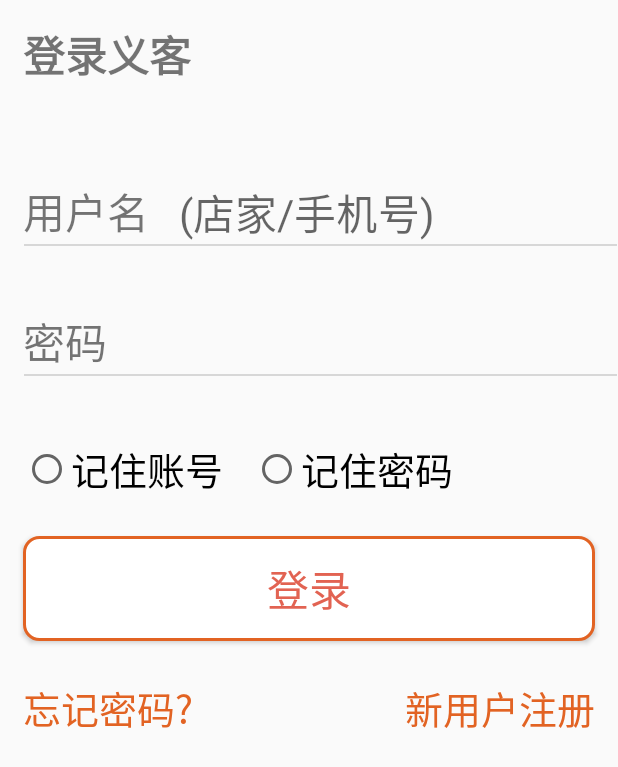
After one commit to CarsonWoo/YiKeApp, an Android app: the LoginActivity screen opened directly, with no data from a screen before it, on a phone screen of 412 x 824 dp. The commit adds this screen. Shown: the top 767 px of the screen. Run offline under Robolectric (Android 15) with nearby library versions, the phone set to English and light mode, and no system bars; our stand-ins replace CircleImageView.

Commit message:
更新了一个登录活动以及将网络类请求写进活动中

```diff
--- /dev/null
+++ b/app/src/main/java/com/example/carson/yikeapp/Views/LoginActivity.java
@@ -0,0 +1,125 @@
+package com.example.carson.yikeapp.Views;
+
+import android.content.Intent;
+import android.content.SharedPreferences;
+import android.preference.PreferenceManager;
+import android.support.design.widget.Snackbar;
+import android.support.v7.app.AppCompatActivity;
+import android.os.Bundle;
+import android.view.View;
+import android.widget.Button;
+import android.widget.EditText;
+import android.widget.RadioButton;
+import android.widget.TextView;
+
+import com.example.carson.yikeapp.R;
+import com.example.carson.yikeapp.Utils.ConstantValues;
+import com.example.carson.yikeapp.Utils.HttpUtils;
+
+import java.io.IOException;
+
+import okhttp3.Call;
+import okhttp3.Callback;
+import okhttp3.FormBody;
+import okhttp3.Response;
+
+public class LoginActivity extends AppCompatActivity implements View.OnClickListener {
+
+    private EditText etName;
+    private EditText etPwd;
+    private RadioButton rbName, rbPwd;
+    private Button btnLogin;
+    private TextView tvToForget, tvToRegis;
+    private boolean isNameChecked = false, isPwdChecked = false;
+
+    @Override
+    protected void onCreate(Bundle savedInstanceState) {
+        super.onCreate(savedInstanceState);
+        setContentView(R.layout.activity_login);
+        initViews();
+        initEvents();
+    }
+
+    private void initEvents() {
+        SharedPreferences pref = PreferenceManager.getDefaultSharedPreferences(this);
+        isNameChecked = pref.getBoolean("check_name", false);
+        isPwdChecked = pref.getBoolean("check_pwd", false);
+        if (isNameChecked) {
+            String name = pref.getString("name", "");
+            etName.setText(name);
+        }
+        if (isPwdChecked) {
+            String pwd = pref.getString("pwd", "");
+            etPwd.setText(pwd);
+        }
+        btnLogin.setOnClickListener(this);
+        tvToForget.setOnClickListener(this);
+        tvToRegis.setOnClickListener(this);
+    }
+
+    private void initViews() {
+        etName = findViewById(R.id.et_login_username);
+        etPwd = findViewById(R.id.et_login_pwd);
+        rbName = findViewById(R.id.rb_remember_username);
+        rbPwd = findViewById(R.id.rb_remember_pwd);
+        btnLogin = findViewById(R.id.btn_login);
+        tvToForget = findViewById(R.id.tv_forget_pwd);
+        tvToRegis = findViewById(R.id.tv_to_regis);
+    }
+
+    @Override
+    public void onClick(View view) {
+        switch (view.getId()) {
+            case R.id.tv_to_regis:
+                startActivity(new Intent(LoginActivity.this,
+                        RegisterActivity.class));
+                break;
+            case R.id.tv_forget_pwd:
+                //跳转到忘记密码的页面
+                break;
+            case R.id.btn_login:
+                //交到后台处理
+                new Thread(new Runnable() {
+                    @Override
+                    public void run() {
+                        String name = etName.getText().toString();
+                        String pwd = etName.getText().toString();
+                        FormBody.Builder builder = new FormBody.Builder();
+                        builder.add("username", name);
+                        builder.add("password", pwd);
+                        builder.build();
+                        HttpUtils.sendRequest(ConstantValues.LOGIN_URL, builder, new Callback() {
+                            @Override
+                            public void onFailure(Call call, IOException e) {
+                                Snackbar.make(btnLogin, "登录失败" + e.toString(),
+                                        Snackbar.LENGTH_SHORT).show();
+                            }
+
+                            @Override
+                            public void onResponse(Call call, Response response) throws IOException {
+                                SharedPreferences.Editor editor = getSharedPreferences("login_remember",
+                                        MODE_PRIVATE).edit();
+                                editor.putBoolean("check_name", rbName.isChecked());
+                                editor.putBoolean("check_pwd", rbPwd.isChecked());
+                                if (rbName.isChecked() && rbPwd.isChecked()) {
+                                    editor.putString("name", etName.getText().toString());
+                                    editor.putString("pwd", etPwd.getText().toString());
+                                    editor.apply();
+                                } else {
+                                    editor.clear();
+                                }
+                                if (response.header("code").equals("200")) {
+                                    String token = response.header("msg");
+                                    startActivity(new Intent(LoginActivity.this,
+                                            HomeActivity.class));
+                                    finish();
+                                }
+
+                            }
+                        });
+                    }
+                }).start();
+                break;
+        }
+    }
+}
--- a/app/src/main/java/com/example/carson/yikeapp/Views/StartActivity.java
+++ b/app/src/main/java/com/example/carson/yikeapp/Views/StartActivity.java
@@ -30,11 +30,12 @@
     public void onClick(View view) {
         switch (view.getId()) {
             case R.id.ib_to_login:
-                startActivity(new Intent(StartActivity.this, MainActivity.class));
+                startActivity(new Intent(StartActivity.this, LoginActivity.class));
                 finish();
                 break;
             case R.id.ib_to_regis:
                 startActivity(new Intent(StartActivity.this, RegisterActivity.class));
+                finish();
                 break;
         }
     }
--- a/app/src/main/res/drawable/bg_button_style1.xml
+++ b/app/src/main/res/drawable/bg_button_style1.xml
@@ -5,6 +5,6 @@
 
     <corners android:radius="10dp" />
 
-    <stroke android:color="#e26323" android:width="1dp"/>
+    <stroke android:color="#e26323" android:width="2dp"/>
 
 </shape>
--- a/app/src/main/res/layout/activity_home.xml
+++ b/app/src/main/res/layout/activity_home.xml
@@ -65,7 +65,7 @@
 
         <android.support.design.widget.TabItem
             android:id="@+id/tabItem4"
-            android:icon="@drawable/ic_perm_identity_black_24dp"
+
             android:layout_width="wrap_content"
             android:layout_height="wrap_content"
             android:text="@string/tab_user" />
--- /dev/null
+++ b/app/src/main/res/layout/activity_login.xml
@@ -0,0 +1,125 @@
+<?xml version="1.0" encoding="utf-8"?>
+<RelativeLayout xmlns:android="http://schemas.android.com/apk/res/android"
+    xmlns:app="http://schemas.android.com/apk/res-auto"
+    xmlns:tools="http://schemas.android.com/tools"
+    android:layout_width="match_parent"
+    android:layout_height="match_parent"
+    tools:context="com.example.carson.yikeapp.Views.LoginActivity">
+
+    <TextView
+        android:textStyle="bold"
+        android:layout_margin="15dp"
+        android:text="登录义客"
+        android:textSize="28sp"
+        android:layout_width="wrap_content"
+        android:layout_height="wrap_content" />
+
+    <LinearLayout
+        android:layout_marginLeft="15dp"
+        android:layout_marginTop="120dp"
+        android:background="@drawable/bg_underline"
+        android:orientation="horizontal"
+        android:id="@+id/ll1_login"
+        android:layout_width="match_parent"
+        android:layout_height="wrap_content">
+
+        <TextView
+            android:textSize="28sp"
+            android:text="用户名   "
+            android:layout_width="wrap_content"
+            android:layout_height="wrap_content" />
+
+        <EditText
+            android:hint="(店家/手机号)"
+            android:background="@null"
+            android:textSize="28sp"
+            android:id="@+id/et_login_username"
+            android:layout_width="match_parent"
+            android:layout_height="wrap_content" />
+
+    </LinearLayout>
+
+    <LinearLayout
+        android:layout_marginLeft="15dp"
+        android:background="@drawable/bg_underline"
+        android:layout_below="@id/ll1_login"
+        android:orientation="horizontal"
+        android:id="@+id/ll2_login"
+        android:layout_width="match_parent"
+        android:layout_height="wrap_content">
+
+        <TextView
+            android:text="密码    "
+            android:textSize="28sp"
+            android:layout_width="wrap_content"
+            android:layout_height="wrap_content" />
+
+        <EditText
+            android:inputType="textPassword"
+            android:textSize="28sp"
+            android:background="@null"
+            android:id="@+id/et_login_pwd"
+            android:layout_width="match_parent"
+            android:layout_height="wrap_content" />
+
+    </LinearLayout>
+
+    <RadioButton
+        android:textSize="25sp"
+        android:layout_marginLeft="15sp"
+        android:text="记住账号"
+        android:layout_below="@id/ll2_login"
+        android:id="@+id/rb_remember_username"
+        android:layout_width="wrap_content"
+        android:layout_height="wrap_content" />
+
+    <RadioButton
+        android:textSize="25dp"
+        android:text="记住密码"
+        android:layout_below="@id/ll2_login"
+        android:id="@+id/rb_remember_pwd"
+        android:layout_toRightOf="@id/rb_remember_username"
+        android:layout_marginLeft="20dp"
+        android:layout_width="wrap_content"
+        android:layout_height="wrap_content" />
+
+    <Button
+        android:textColor="#e26352"
+        android:layout_marginRight="15dp"
+        android:layout_marginLeft="15dp"
+        android:layout_marginTop="25dp"
+        android:layout_below="@id/rb_remember_username"
+        android:textSize="28dp"
+        android:background="@drawable/bg_button_style1"
+        android:id="@+id/btn_login"
+        android:text="登录"
+        android:layout_width="match_parent"
+        android:layout_height="70dp" />
+
+    <TextView
+        android:id="@+id/tv_forget_pwd"
+        android:clickable="true"
+        android:layout_marginTop="25dp"
+        android:layout_alignLeft="@id/btn_login"
+        android:layout_alignStart="@id/btn_login"
+        android:layout_below="@id/btn_login"
+        android:text="忘记密码?"
+        android:textColor="#e26323"
+        android:textSize="25dp"
+        android:layout_width="wrap_content"
+        android:layout_height="wrap_content" />
+
+    <TextView
+        android:clickable="true"
+        android:layout_alignRight="@id/btn_login"
+        android:layout_alignEnd="@id/btn_login"
+        android:layout_below="@id/btn_login"
+        android:id="@+id/tv_to_regis"
+        android:text="新用户注册"
+        android:textColor="#e26323"
+        android:layout_marginTop="25dp"
+        android:textSize="25dp"
+        android:layout_width="wrap_content"
+        android:layout_height="wrap_content" />
+
+</RelativeLayout>
--- a/app/src/main/res/menu/navigation.xml
+++ b/app/src/main/res/menu/navigation.xml
@@ -18,6 +18,5 @@
 
     <item
         android:id="@+id/navigation_user"
-        android:icon="@drawable/ic_perm_identity_black_24dp"
         android:title="@string/tab_user" />
 </menu>
--- a/app/src/main/res/values/styles.xml
+++ b/app/src/main/res/values/styles.xml
@@ -28,5 +28,13 @@
 
     <style name="AppTheme.PopupOverlay" parent="ThemeOverlay.AppCompat.Light" />
 
+    <style name="LoginActivityTheme" parent="Theme.AppCompat.Light.NoActionBar">
+
+        <item name="colorPrimary">@color/colorPrimary</item>
+        <item name="colorPrimaryDark">@color/colorPrimaryDark</item>
+        <item name="colorAccent">#e26323</item>
+
+    </style>
+
 
 </resources>
--- a/gradle.properties
+++ b/gradle.properties
@@ -15,3 +15,5 @@
 # This option should only be used with decoupled projects. More details, visit
 # http://www.gradle.org/docs/current/userguide/multi_project_builds.html#sec:decoupled_projects
 # org.gradle.parallel=true
+
+android.enableAapt2=false
```
Also changed, not shown: app/src/main/AndroidManifest.xml (+6 -1 lines), app/src/main/java/com/example/carson/yikeapp/Utils/ConstantValues.java (added, +15 -0 lines), app/src/main/java/com/example/carson/yikeapp/Views/RegisterActivity.java (+97 -4 lines), gradle/wrapper/gradle-wrapper.properties.
